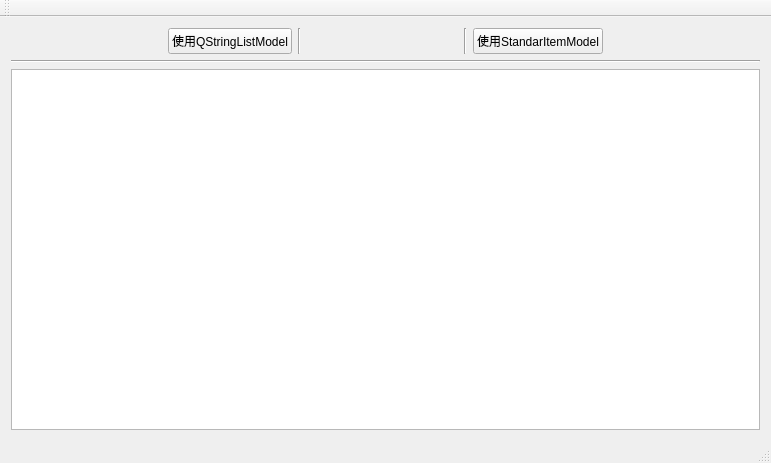
IvingShe/QtProjects, file MyApplication/MyApplication/QListViewByStringListModelAndStandardItemModel.ui: the form before one commit.
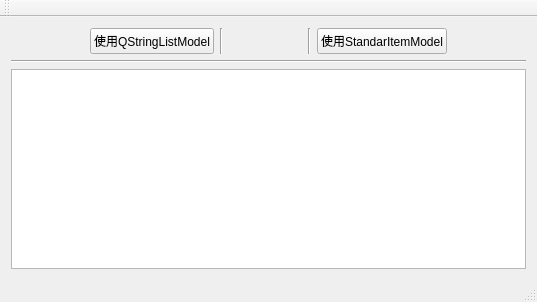
The form after the commit.

The edit to the form file:
```diff
--- a/MyApplication/MyApplication/QListViewByStringListModelAndStandardItemModel.ui
+++ b/MyApplication/MyApplication/QListViewByStringListModelAndStandardItemModel.ui
@@ -6,8 +6,8 @@
    <rect>
     <x>0</x>
     <y>0</y>
-    <width>771</width>
-    <height>463</height>
+    <width>537</width>
+    <height>302</height>
    </rect>
   </property>
   <property name="windowTitle">
```
Left out of the diff: 4 changed lines with no effect on the pictures.
